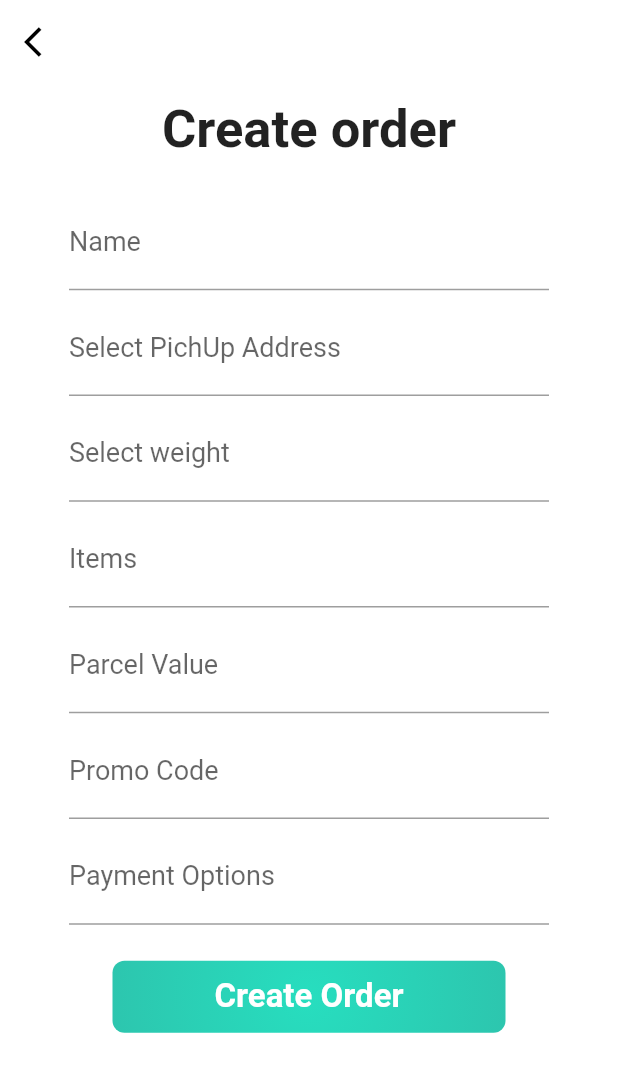
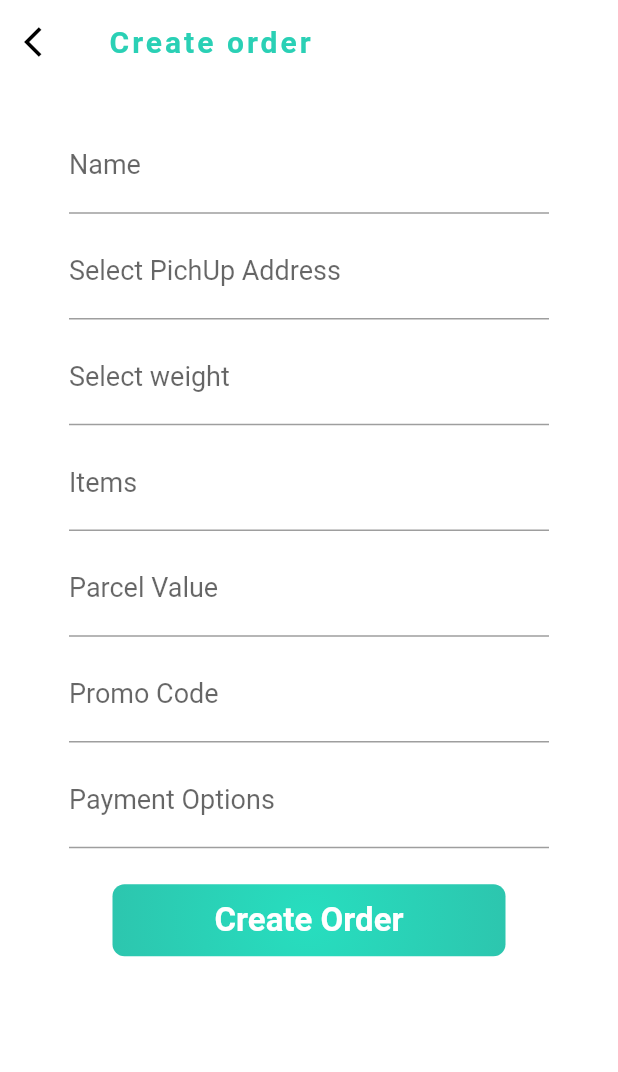
Before and after one commit to Kat001/Postmaster, a Flutter app: the CreateOrder screen opened directly, on a phone screen of 412 x 824 dp. Shown: the top 1072 px of the screen. Run offline on Flutter 3.47's test engine with Material 2 defaults, Android fonts, the phone set to English and light mode, and no system bars; our stand-ins replace email_validator, flutter_svg, shared_preferences, sizer; accounts and stored records are empty.

Commit message:
bottom appbar

```diff
--- a/lib/Components/customicons.dart
+++ b/lib/Components/customicons.dart
@@ -1,4 +1,4 @@
-import 'package:flutter/material.dart';
+//import 'package:flutter/material.dart';
 
 const svgpic = 'assets/images/login.svg';
 const chaticon = 'assets/images/chaticon.svg';
--- a/lib/Screens/BottomAppbar.dart
+++ b/lib/Screens/BottomAppbar.dart
@@ -1,10 +1,10 @@
 import 'package:flutter/material.dart';
 import 'package:flutter_svg/flutter_svg.dart';
-import 'package:postmaster/Screens/Createorder.dart';
-import 'package:postmaster/Screens/Homepage.dart';
+//import 'package:postmaster/Screens/Createorder.dart';
+//import 'package:postmaster/Screens/Homepage.dart';
 import 'package:postmaster/Screens/Login.dart';
 import 'package:postmaster/Components/customicons.dart';
-import 'package:postmaster/Components/animate.dart';
+//import 'package:postmaster/Components/animate.dart';
 import 'package:postmaster/Screens/Profile.dart';
 import 'package:postmaster/Screens/New_Orders.dart';
 import 'package:postmaster/Screens/Chat.dart';
--- a/lib/Screens/Createorder.dart
+++ b/lib/Screens/Createorder.dart
@@ -17,6 +17,14 @@ class _CreateOrderState extends State<CreateOrder> {
       child: Scaffold(
         backgroundColor: Colors.white,
         appBar: AppBar(
+          title: Text(
+            "Create order",
+            style: TextStyle(
+                fontFamily: "RobotoBold",
+                fontSize: 20.0,
+                color: Color(0xFF2AD0B5),
+                letterSpacing: 2),
+          ),
           backgroundColor: Colors.white,
           elevation: 0,
           leading: IconButton(
@@ -31,17 +39,6 @@ class _CreateOrderState extends State<CreateOrder> {
             mainAxisAlignment: MainAxisAlignment.start,
             crossAxisAlignment: CrossAxisAlignment.stretch,
             children: [
-              Container(
-                  margin: new EdgeInsets.only(left: 30, right: 30, top: 10),
-                  child: Center(
-                    child: Text(
-                      "Create order",
-                      style: TextStyle(
-                        fontFamily: 'RobotoBold',
-                        fontSize: 35,
-                      ),
-                    ),
-                  )),
               Container(
                 margin: new EdgeInsets.only(left: 30, right: 30, top: 20),
                 child: ListTile(
--- a/lib/Screens/Login.dart
+++ b/lib/Screens/Login.dart
@@ -3,10 +3,10 @@ import 'package:flutter/cupertino.dart';
 import 'package:postmaster/Screens/BottomAppbar.dart';
 import 'package:postmaster/Screens/Homepage.dart';
 import 'package:postmaster/Components/animate.dart';
-import 'package:http/http.dart';
+//import 'package:http/http.dart';
 import 'package:email_validator/email_validator.dart';
 import 'package:http/http.dart' as http;
-import 'package:flutter/services.dart';
+//import 'package:flutter/services.dart';
 
 import 'package:shared_preferences/shared_preferences.dart';
 
@@ -68,6 +68,7 @@ class _LoginState extends State<Login> {
                         if (!EmailValidator.validate(value)) {
                           return "Enter valid email";
                         }
+                        return "";
                       },
                       decoration: InputDecoration(
                         labelText: 'Email or Phone Numbers',
@@ -88,6 +89,7 @@ class _LoginState extends State<Login> {
                         if (value.isEmpty) {
                           return "Please enter the Password";
                         }
+                        return "";
                       },
                       obscureText: true,
                       decoration: InputDecoration(labelText: 'Password'),
--- a/lib/Screens/New_Orders.dart
+++ b/lib/Screens/New_Orders.dart
@@ -2,7 +2,7 @@ import 'package:flutter/material.dart';
 import 'package:sizer/sizer.dart';
 import 'package:flutter_svg/flutter_svg.dart';
 import 'package:postmaster/Components/customicons.dart';
-import 'package:sizer/sizer.dart';
+//import 'package:sizer/sizer.dart';
 import 'package:postmaster/Components/sizes_helpers.dart';
 
 class Neworder extends StatefulWidget {
--- a/lib/Screens/Profile.dart
+++ b/lib/Screens/Profile.dart
@@ -278,7 +278,7 @@ class _ProfileState extends State<Profile> {
           ),
           InkWell(
             onTap: () {
-              Navigator.push(context, SlideLeftRoute(page: faqs()));
+              Navigator.push(context, SlideLeftRoute(page: Faqs()));
             },
             child: Container(
               margin: EdgeInsets.only(top: 20, left: 65),
--- a/lib/Screens/Refer.dart
+++ b/lib/Screens/Refer.dart
@@ -4,7 +4,7 @@ import 'package:postmaster/Components/customicons.dart';
 import 'package:postmaster/Screens/BottomAppbar.dart';
 import 'package:sizer/sizer.dart';
 import 'package:postmaster/Components/animate.dart';
-import 'package:postmaster/Screens/Profile.dart';
+//import 'package:postmaster/Screens/Profile.dart';
 
 class Refer extends StatefulWidget {
   @override
--- a/lib/Screens/faq.dart
+++ b/lib/Screens/faq.dart
@@ -2,12 +2,12 @@ import 'package:flutter/material.dart';
 import 'package:postmaster/Components/animate.dart';
 import 'package:postmaster/Screens/BottomAppbar.dart';
 
-class faqs extends StatefulWidget {
+class Faqs extends StatefulWidget {
   @override
-  _faqsState createState() => _faqsState();
+  _FaqsState createState() => _FaqsState();
 }
 
-class _faqsState extends State<faqs> {
+class _FaqsState extends State<Faqs> {
   Widget questionText(String text) {
     return Text(
       text,
--- a/pubspec.yaml
+++ b/pubspec.yaml
@@ -33,6 +33,12 @@ dependencies:
   http: ^0.12.2
   email_validator: '^1.0.5'
   shared_preferences: ^0.5.12+4
+  google_maps_flutter: ^0.5.30
+  geocoder: ^0.2.1
+  geolocator: ^5.3.1
+  #google_map_location_picker: ^3.3.4
+  flutter_localizations:
+      sdk: flutter
 
 
 
```
Also changed, not shown: lib/main.dart (+8 -8 lines), lib/Screens/Location.dart (added), pubspec.lock, 5 other files.
